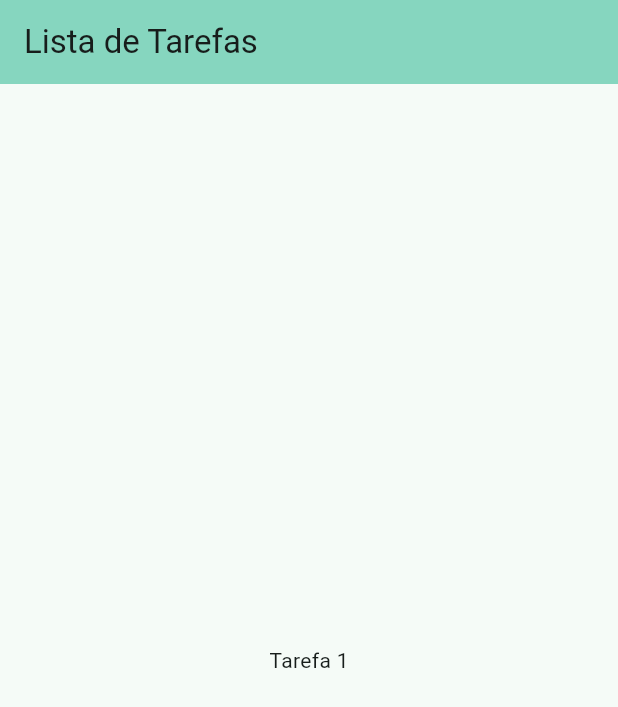
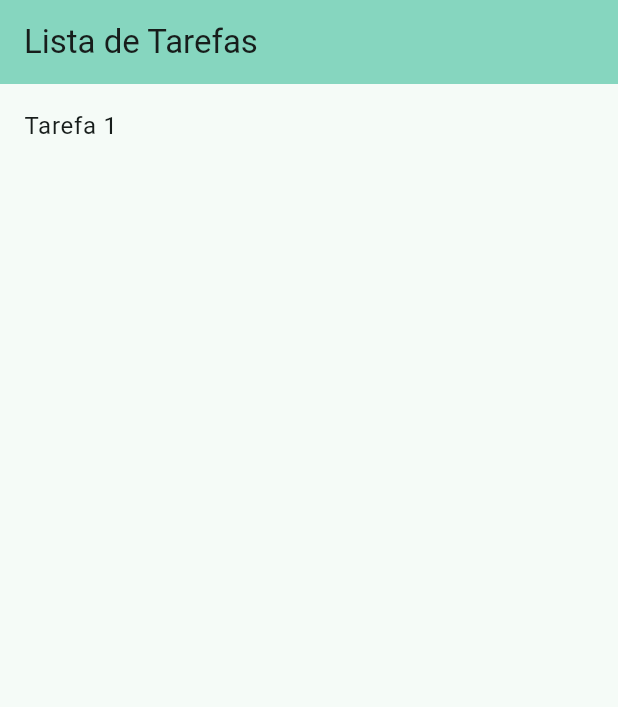
Before and after one commit to AnaCarol21/todo_app, a Flutter app: the screen it shows after launch, on a phone screen of 412 x 824 dp. Shown: the top 707 px of the screen. Run offline on Flutter 3.47's test engine with Material 3 defaults, Android fonts, the phone set to English and light mode, and no system bars.

Commit message:
add: adicionando widget todo list

```diff
--- a/todo_app/lib/todo_list_page.dart
+++ b/todo_app/lib/todo_list_page.dart
@@ -1,4 +1,5 @@
 import 'package:flutter/material.dart';
+import 'package:todo_app/todo_list_widget.dart';
 
 class TodoListPage extends StatefulWidget {
   const TodoListPage({super.key});
@@ -15,16 +16,12 @@ class _TodoListPageState extends State<TodoListPage> {
         backgroundColor: Theme.of(context).colorScheme.inversePrimary,
         title: const Text('Lista de Tarefas'),
       ),
-      body: const Center(
-        child: Column(
-          mainAxisAlignment: MainAxisAlignment.center,
-          children: <Widget>[
-            Text(
-              'Tarefa 1',
-            ),
-          ],
-        ),
-      ),
+      body: ListView(
+        children: [
+          //TODO: new task widget
+          TodoListWidget(),
+        ],
+      )
     );
   }
 }
--- /dev/null
+++ b/todo_app/lib/todo_list_widget.dart
@@ -0,0 +1,20 @@
+import 'package:flutter/material.dart';
+
+class TodoListWidget extends StatelessWidget {
+  const TodoListWidget({super.key});
+
+  @override
+  Widget build(BuildContext context) {
+    return ListView(
+      primary: false,
+      shrinkWrap: true,
+      children: [
+        ListTile(
+          title: Text(
+            'Tarefa 1',
+          ),
+        )
+      ],
+    );
+  }
+}
```
